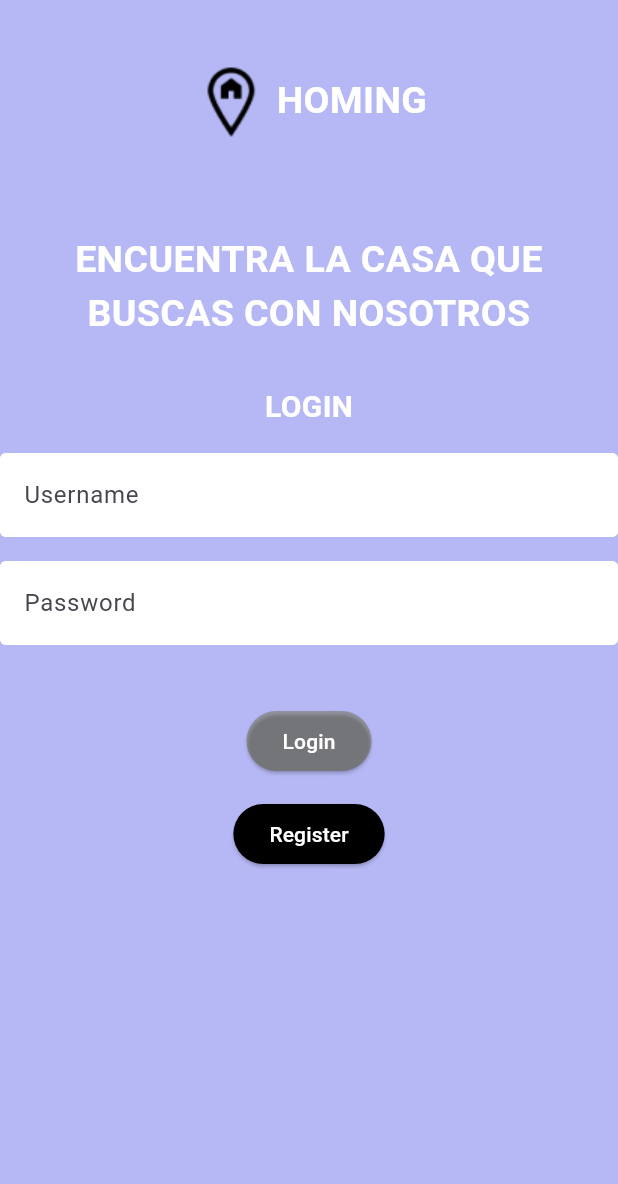
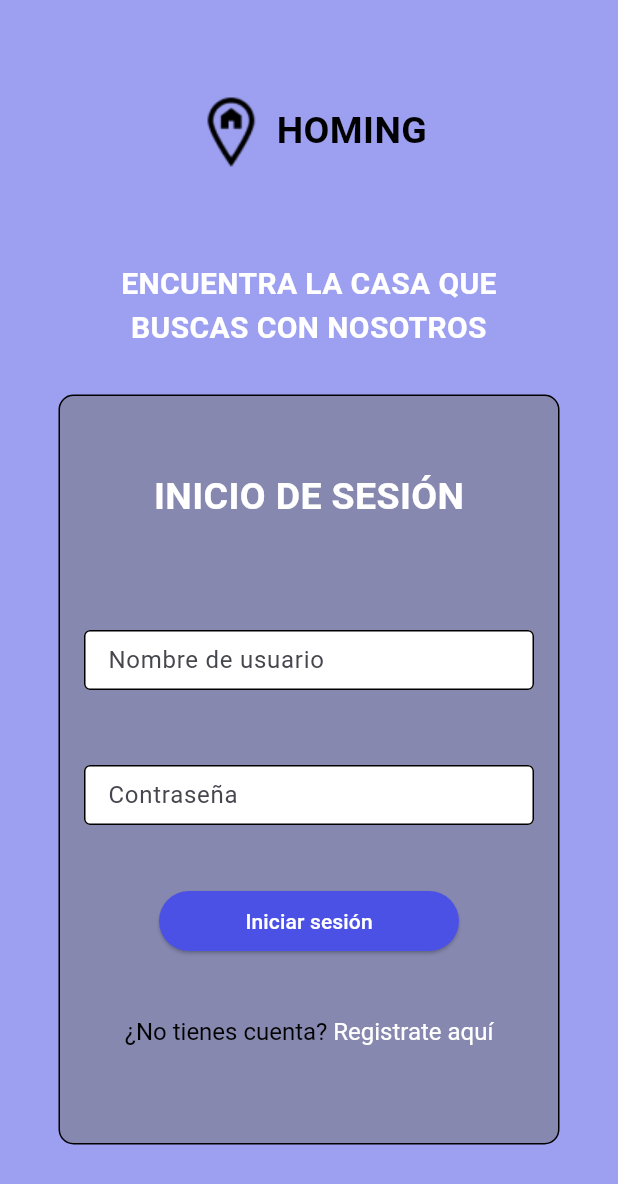
Before and after one commit to cristianOvando/Homing, a Flutter app: the screen it shows after launch, on a phone screen of 412 x 824 dp. Shown: the top 1184 px of the screen. Run offline on Flutter 3.47's test engine with Material 3 defaults, Android fonts, the light colour scheme and no system bars.

Commit message:
[ADD] new modifications page register

```diff
--- a/lib/main.dart
+++ b/lib/main.dart
@@ -12,6 +12,7 @@ class MyApp extends StatelessWidget {
   @override
   Widget build(BuildContext context) {
     return MaterialApp(
+      debugShowCheckedModeBanner: false,
       title: 'Flutter Demo',
       theme: ThemeData(
         colorScheme:
--- a/lib/pages/home_page.dart
+++ b/lib/pages/home_page.dart
@@ -1,4 +1,6 @@
+import 'package:flutter/gestures.dart';
 import 'package:flutter/material.dart';
+import './register_page.dart';
 
 class MyHomePage extends StatefulWidget {
   const MyHomePage({super.key});
@@ -11,12 +13,12 @@ class _MyHomePageState extends State<MyHomePage> {
   @override
   Widget build(BuildContext context) {
     return Scaffold(
-        backgroundColor: Color.fromRGBO(182, 184, 245, 1),
+        backgroundColor: Color.fromRGBO(157, 160, 241, 1),
         body: Center(
             child: Column(
           children: <Widget>[
             SizedBox(
-              height: 40.0,
+              height: 60.0,
             ),
             Row(
               mainAxisAlignment: MainAxisAlignment.center,
@@ -25,80 +27,119 @@ class _MyHomePageState extends State<MyHomePage> {
                 Text(
                   "HOMING",
                   style: TextStyle(
-                      color: Colors.white,
+                      color: Colors.black,
                       fontSize: 25,
                       fontWeight: FontWeight.bold),
                 ),
               ],
             ),
             SizedBox(height: 60.0),
-            Text(
+            Container(
+              width: 300,
+              child: Text(
                 "ENCUENTRA LA CASA QUE BUSCAS CON NOSOTROS",
-              style: TextStyle(
-                  color: Colors.white,
-                  fontSize: 25,
-                  fontWeight: FontWeight.bold),
-              textAlign: TextAlign.center,
-            ),
-            SizedBox(height: 30.0),
-            Column(
-              children: [
-                Text(
-                  "LOGIN",
                 style: TextStyle(
                     color: Colors.white,
                     fontSize: 20,
                     fontWeight: FontWeight.bold),
+                textAlign: TextAlign.center,
               ),
-                SizedBox(height: 16.0),
-                SizedBox(width: 20.0),
-                TextField(
+            ),
+            SizedBox(height: 30.0),
+            Container(
+              height: 500,
+              padding: EdgeInsets.all(16.0),
+              decoration: BoxDecoration(
+              color: Color.fromRGBO(111, 111, 111, 0.5),
+              border: Border.all(
+                color: Colors.black,
+              width: 1,
+              ),
+              borderRadius: BorderRadius.circular(10),
+              ),
+            child:
+            SizedBox(
+              child: Column(
+                children: [
+                  Text(
+                    "INICIO DE SESIÓN",
+                    style: TextStyle(
+                      height: 4,
+                        color: Colors.white,
+                        fontSize: 25,
+                        fontWeight: FontWeight.bold),
+                  ),
+                  SizedBox(height: 40.0),
+                  SizedBox(
+                  width: 300.0,
+                  height: 40,
+                  child: TextField(
                     decoration: InputDecoration(
-                    labelText: 'Username',
+                      labelText: 'Nombre de usuario',
                       border: OutlineInputBorder(),
                       enabledBorder: OutlineInputBorder(
-                      borderSide: BorderSide(color: Colors.white),
+                      borderSide: BorderSide(color: Colors.black),
                       ),
                       filled: true,
                       fillColor: Colors.white,
                     ),
                   ),
-                SizedBox(height: 16.0),
-                TextField(
+                  ),
+                  SizedBox(height: 50.0),
+                  SizedBox(
+                      width: 300.0,
+                      height: 40,
+                      child: TextField(
                         decoration: InputDecoration(
-                      labelText: 'Password',
+                            labelText: 'Contraseña',
                             border: OutlineInputBorder(),
                             enabledBorder: OutlineInputBorder(
-                        borderSide: BorderSide(color: Colors.white),
+                              borderSide: BorderSide(color: Colors.black),
                             ),
                             filled: true,
                             fillColor: Colors.white),
                         obscureText: true,
                       ),
+                    ),
+                  SizedBox(height: 40.0,),
+                  SizedBox(
+                    width: 200,
+                    child: ElevatedButton(
+                      onPressed: () {},
+                      style: ElevatedButton.styleFrom(
+                        backgroundColor: Color.fromRGBO(76, 81, 230, 1),
+                        foregroundColor: Colors.white,
+                      ),
+                      child: Text('Iniciar sesión'),
+                    ),
+                  ),
                   SizedBox(
                     height: 40.0,
                   ),
-                ElevatedButton(
-                  onPressed: () {},
-                  style: ElevatedButton.styleFrom(
-                    backgroundColor: Color.fromARGB(82, 81, 81, 1),
-                    foregroundColor: Colors.white,
+                  RichText(text: TextSpan(
+                    text: '¿No tienes cuenta? ',
+
+                    style: TextStyle(color: Colors.black, fontSize: 16),
+                    children: <TextSpan>[
+                      TextSpan(
+                        text: 'Registrate aquí',
+                        style: TextStyle(color: Colors.white, fontSize: 16),
+                        recognizer: TapGestureRecognizer()
+                        ..onTap = (){
+                          Navigator.push(
+                            context,
+                            MaterialPageRoute(builder: (context) => RegisterPage())
+                          );
+
+                        },
+
+                      )
+                    ]
+                  ))
+                ],
               ),
-                  child: Text('Login'),
+            )
             ),
-                SizedBox(
-                  height: 14.0,
-                ),
-                ElevatedButton(
-                  onPressed: () {},
-                  child: Text('Register'),
-                  style: ElevatedButton.styleFrom(
-                    backgroundColor: Color.fromARGB(255, 0, 0, 0),
-                    foregroundColor: Colors.white,
-                  ),
-                ),
-              ],
-            )
           ],
         )));
   }
```
Also changed, not shown: lib/pages/register_page.dart (added, +205 -0 lines). Lines whose indentation alone changed are shown as unchanged.
